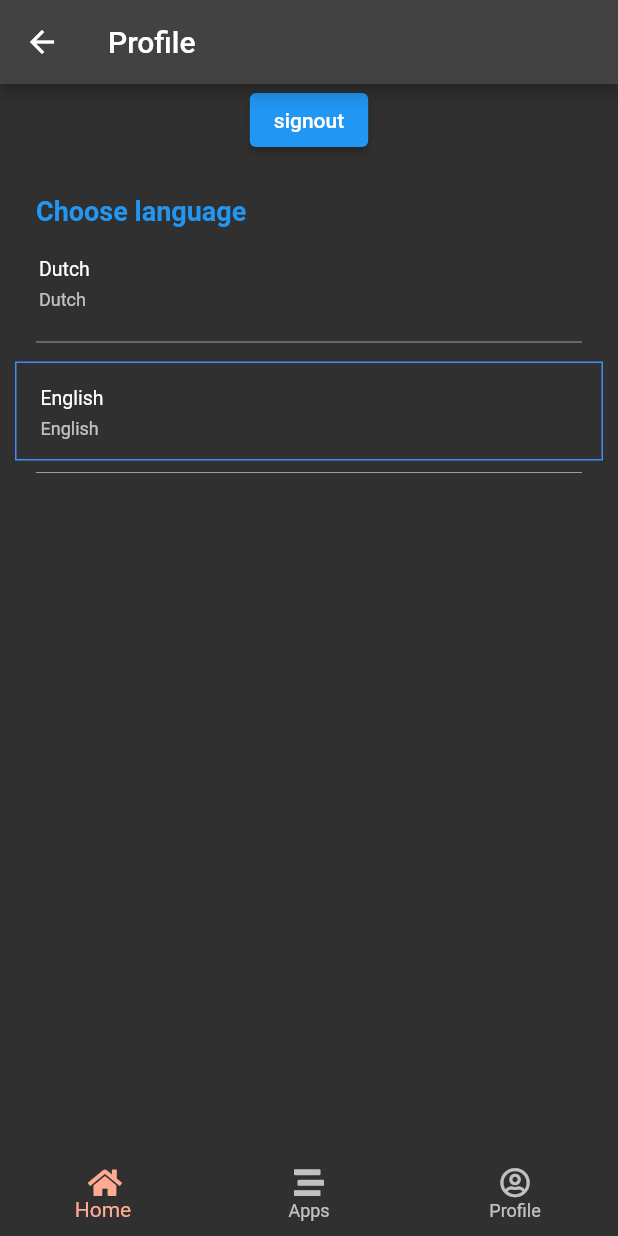
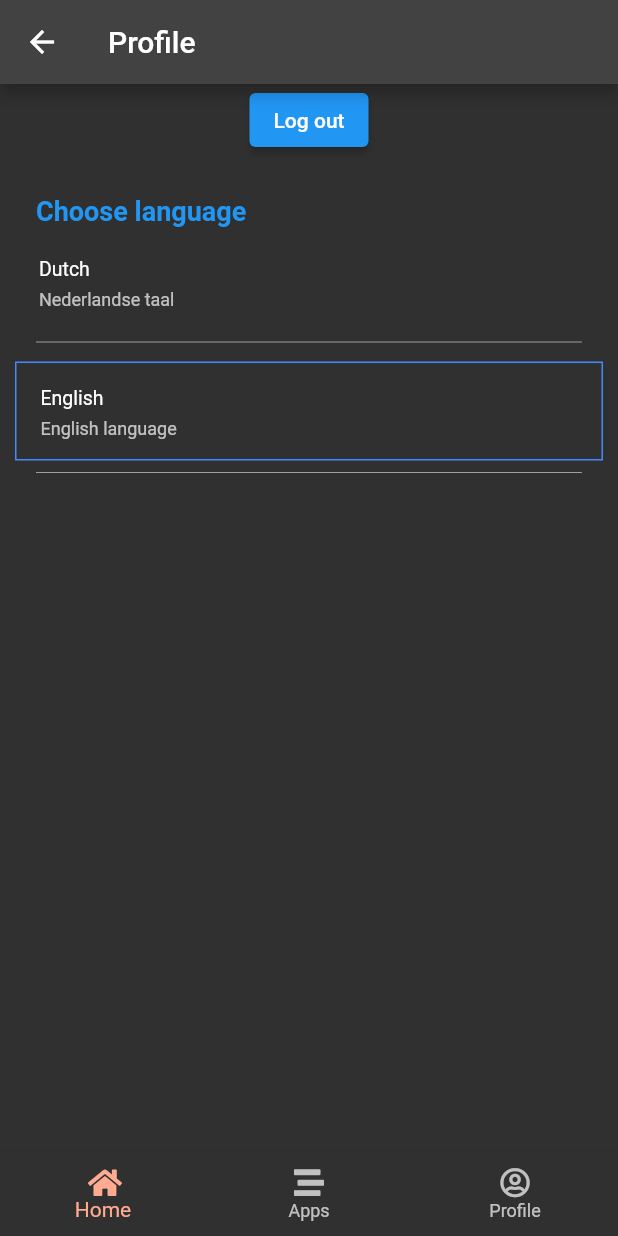
Before and after one commit to stijnschout3n/plmbr, a Flutter app: the ProfileScreen screen opened by its route, on a phone screen of 412 x 824 dp. Run offline on Flutter 3.47's test engine with Material 2 defaults, Android fonts, the phone set to English and light mode, and no system bars; our stand-ins replace cloud_firestore, easy_localization, firebase_auth, firebase_core, font_awesome_flutter, google_sign_in and 5 more; missing offline and left inert: dart:ffi, searchable_listview; accounts and stored records are empty; Roboto replaces fonts that are missing (Montserrat).

Commit message:
completed multi-language

```diff
--- a/lib/crm/ProjectPicker.dart
+++ b/lib/crm/ProjectPicker.dart
@@ -1,3 +1,4 @@
+import 'package:easy_localization/easy_localization.dart';
 import 'package:flutter/material.dart';
 import 'package:font_awesome_flutter/font_awesome_flutter.dart';
 import 'package:plmbr/services/services.dart';
@@ -28,7 +29,7 @@ class _ProjectPickerState extends State<ProjectPicker> {
             var projects = snapshot.data!;
             return Scaffold(
               appBar: AppBar(
-                title: const Text("Select project"),
+                title: Text(tr("select-project")),
               ),
               body: ListView.builder(
                   itemCount: projects.length,
@@ -99,7 +100,7 @@ class _ProjectPickerState extends State<ProjectPicker> {
                   }),
             );
           } else {
-            return const Text('No projects found');
+            return Text(tr("no-projects-found"));
           }
         });
   }
--- a/lib/login/login.dart
+++ b/lib/login/login.dart
@@ -2,6 +2,7 @@ import 'package:easy_localization/easy_localization.dart';
 import 'package:flutter/material.dart';
 import 'package:font_awesome_flutter/font_awesome_flutter.dart';
 import 'package:plmbr/services/auth.dart';
+import 'package:plmbr/shared/language_picker.dart';
 
 class LoginScreen extends StatelessWidget {
   const LoginScreen({Key? key}) : super(key: key);
--- a/lib/profile/profile.dart
+++ b/lib/profile/profile.dart
@@ -1,8 +1,10 @@
 import 'dart:developer';
 
+import 'package:easy_localization/easy_localization.dart';
 import 'package:easy_localization/src/public_ext.dart';
 import 'package:flutter/material.dart';
 import 'package:plmbr/services/auth.dart';
+import 'package:plmbr/shared/language_picker.dart';
 import 'package:plmbr/shared/shared.dart';
 
 class ProfileScreen extends StatelessWidget {
@@ -12,98 +14,20 @@ class ProfileScreen extends StatelessWidget {
   Widget build(BuildContext context) {
     return Scaffold(
       appBar: AppBar(
-        title: Text('Profile'),
+        title: Text(tr("profile")),
       ),
       body: Column(
         children: [
           ElevatedButton(
-              child: Text('signout'),
+              child: Text(tr("sign-out")),
               onPressed: () async {
                 await AuthService().signOut();
                 Navigator.of(context).pushNamedAndRemoveUntil('/', (route) => false);
               }),
-          Container(
-            child: Column(
-              crossAxisAlignment: CrossAxisAlignment.start,
-              children: [
-                Container(
-                  padding: EdgeInsets.only(top: 26),
-                  margin: EdgeInsets.symmetric(
-                    horizontal: 24,
-                  ),
-                  child: Text(
-                    'Choose language',
-                    style: TextStyle(
-                      color: Colors.blue,
-                      fontFamily: 'Montserrat',
-                      fontWeight: FontWeight.w700,
-                      fontSize: 18,
-                    ),
-                  ),
-                ),
-                _SwitchListTileMenuItem(title: 'Dutch', subtitle: 'Dutch', locale: context.supportedLocales[1]),
-                _Divider(),
-                _SwitchListTileMenuItem(title: 'English', subtitle: 'English', locale: context.supportedLocales[0]),
-                _Divider(),
-              ],
-            ),
-          ),
+          LanguagePicker()
         ],
       ),
       bottomNavigationBar: BottomNavBar(),
     );
   }
 }
-
-class _Divider extends StatelessWidget {
-  const _Divider({Key? key}) : super(key: key);
-
-  @override
-  Widget build(BuildContext context) {
-    return Container(
-      margin: EdgeInsets.symmetric(
-        horizontal: 24,
-      ),
-      child: Divider(
-        color: Colors.grey,
-      ),
-    );
-  }
-}
-
-class _SwitchListTileMenuItem extends StatelessWidget {
-  const _SwitchListTileMenuItem({
-    Key? key,
-    required this.title,
-    required this.subtitle,
-    required this.locale,
-  }) : super(key: key);
-
-  final String title;
-  final String subtitle;
-  final Locale locale;
-
-  bool isSelected(BuildContext context) => locale == context.locale;
-
-  @override
-  Widget build(BuildContext context) {
-    return Container(
-      margin: EdgeInsets.only(left: 10, right: 10, top: 5),
-      decoration: BoxDecoration(
-        border: isSelected(context) ? Border.all(color: Colors.blueAccent) : null,
-      ),
-      child: ListTile(
-          dense: true,
-          title: Text(
-            title,
-          ),
-          subtitle: Text(
-            subtitle,
-          ),
-          onTap: () async {
-            log(locale.toString(), name: toString());
-            await context.setLocale(locale); //BuildContext extension method
-          }),
-    );
-  }
-}
--- a/lib/shared/bottom_nav.dart
+++ b/lib/shared/bottom_nav.dart
@@ -1,3 +1,4 @@
+import 'package:easy_localization/easy_localization.dart';
 import 'package:flutter/material.dart';
 import 'package:font_awesome_flutter/font_awesome_flutter.dart';
 import 'package:plmbr/services/firestore.dart';
@@ -8,7 +9,7 @@ class BottomNavBar extends StatelessWidget {
   @override
   Widget build(BuildContext context) {
     return BottomNavigationBar(
-      items: const [
+      items: [
         BottomNavigationBarItem(
           icon: Icon(
             FontAwesomeIcons.home,
@@ -28,7 +29,7 @@ class BottomNavBar extends StatelessWidget {
             FontAwesomeIcons.userCircle,
             size: 20,
           ),
-          label: 'Profile',
+          label: tr("profile"),
         ),
       ],
       fixedColor: Colors.deepOrange[200],
--- /dev/null
+++ b/lib/shared/language_picker.dart
@@ -0,0 +1,93 @@
+import 'dart:developer';
+import 'package:easy_localization/easy_localization.dart';
+import 'package:easy_localization/src/public_ext.dart';
+import 'package:flutter/material.dart';
+import 'package:plmbr/services/auth.dart';
+import 'package:plmbr/shared/shared.dart';
+
+class LanguagePicker extends StatelessWidget {
+  const LanguagePicker({Key? key}) : super(key: key);
+
+  @override
+  Widget build(BuildContext context) {
+    return Container(
+      child: Column(
+        crossAxisAlignment: CrossAxisAlignment.start,
+        children: [
+          Container(
+            padding: EdgeInsets.only(top: 26),
+            margin: EdgeInsets.symmetric(
+              horizontal: 24,
+            ),
+            child: Text(
+              tr("choose-language"),
+              style: TextStyle(
+                color: Colors.blue,
+                fontFamily: 'Montserrat',
+                fontWeight: FontWeight.w700,
+                fontSize: 18,
+              ),
+            ),
+          ),
+          _SwitchListTileMenuItem(title: 'Dutch', subtitle: 'Nederlandse taal', locale: context.supportedLocales[1]),
+          _Divider(),
+          _SwitchListTileMenuItem(title: 'English', subtitle: 'English language', locale: context.supportedLocales[0]),
+          _Divider(),
+        ],
+      ),
+    );
+  }
+}
+
+class _Divider extends StatelessWidget {
+  const _Divider({Key? key}) : super(key: key);
+
+  @override
+  Widget build(BuildContext context) {
+    return Container(
+      margin: EdgeInsets.symmetric(
+        horizontal: 24,
+      ),
+      child: Divider(
+        color: Colors.grey,
+      ),
+    );
+  }
+}
+
+class _SwitchListTileMenuItem extends StatelessWidget {
+  const _SwitchListTileMenuItem({
+    Key? key,
+    required this.title,
+    required this.subtitle,
+    required this.locale,
+  }) : super(key: key);
+
+  final String title;
+  final String subtitle;
+  final Locale locale;
+
+  bool isSelected(BuildContext context) => locale == context.locale;
+
+  @override
+  Widget build(BuildContext context) {
+    return Container(
+      margin: EdgeInsets.only(left: 10, right: 10, top: 5),
+      decoration: BoxDecoration(
+        border: isSelected(context) ? Border.all(color: Colors.blueAccent) : null,
+      ),
+      child: ListTile(
+          dense: true,
+          title: Text(
+            title,
+          ),
+          subtitle: Text(
+            subtitle,
+          ),
+          onTap: () async {
+            log(locale.toString(), name: toString());
+            await context.setLocale(locale); //BuildContext extension method
+          }),
+    );
+  }
+}
```
Also changed, not shown: assets/translations/en.json (+23 -1 lines), assets/translations/nl.json (+23 -1 lines), lib/apps/apps.dart (+2 -7 lines), lib/crm/AddProject.dart (+5 -4 lines), lib/crm/ViewCustomer.dart (+27 -26 lines), lib/home/home.dart (+4 -3 lines).
